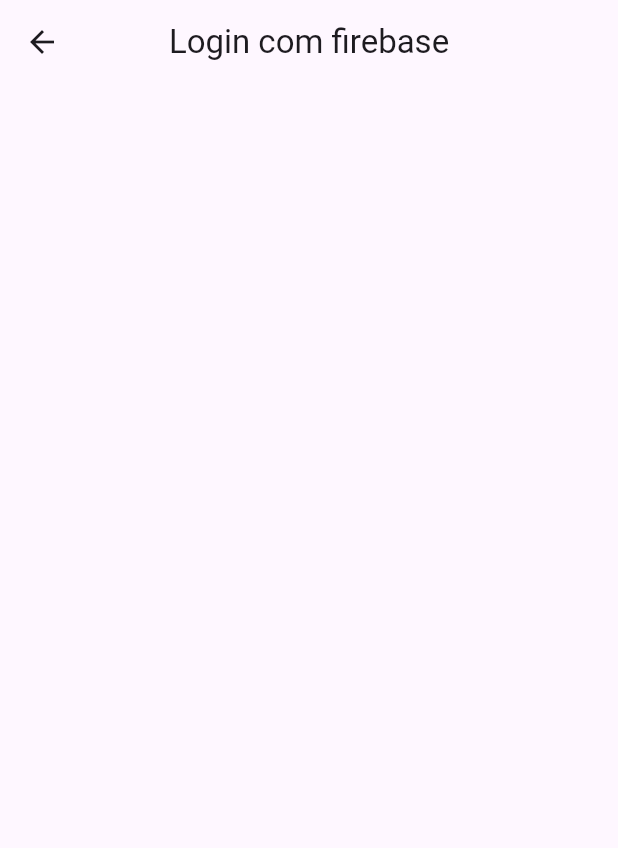
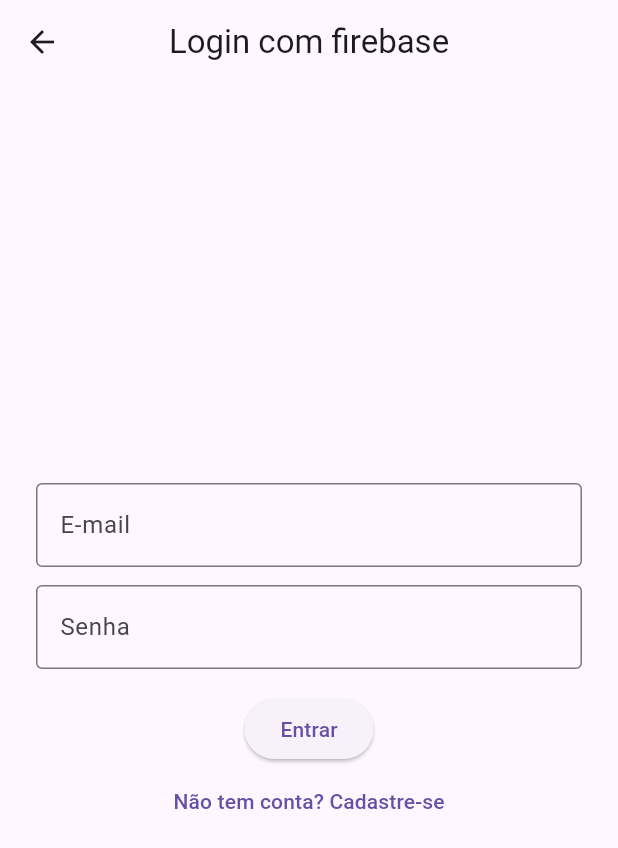
Before and after one commit to VinioVnz/utilidades, a Flutter app: the FirebaseLoginView screen opened by its route, on a phone screen of 412 x 824 dp. Shown: the top 848 px of the screen. Run offline on Flutter 3.47's test engine with Material 3 defaults, Android fonts, the phone set to English and light mode, and no system bars; our stand-ins replace cloud_firestore, firebase_auth, firebase_core, flutter_bloc, flutter_multi_formatter, flutter_riverpod and 3 more; accounts and stored records are empty; generated files the repository leaves out were written again.

Commit message:
firebase register

```diff
--- a/lib/src/app/app_widget.dart
+++ b/lib/src/app/app_widget.dart
@@ -11,9 +11,9 @@ class AppWidget extends StatelessWidget {
     return MaterialApp(
       debugShowCheckedModeBanner: false,
       title: "Utilidades",
-      initialRoute: "/loginfirebase",
+      initialRoute: "/home",
       routes: {
-        '/login' :(context) => LoginView(),
+        //'/login' :(context) => LoginView(),
         '/loginfirebase' : (context) => FirebaseLoginView(),
         ...generateRoutes()
       },
--- a/lib/src/controllers/login_controller.dart
+++ b/lib/src/controllers/login_controller.dart
@@ -11,7 +11,7 @@ class LoginController {
   } */
 
   final _ApiService = ApiService();
-
+/*
   Future<bool> login(UserModel user) async {
     final token = await _ApiService.login(user.ToJson());
 
@@ -22,5 +22,5 @@ class LoginController {
     } else {
       return false;
     }
-  }
+  } */
 }
--- /dev/null
+++ b/lib/src/controllers/usuario_controller.dart
@@ -0,0 +1,14 @@
+import 'package:utilidades/src/models/usuario_model.dart';
+import 'package:utilidades/src/services/auth_firebase_service.dart';
+
+class UsuarioController {
+  final AuthFirebaseService _authService = AuthFirebaseService();
+
+  Future<UsuarioModel?> cadastrar(String nome, String email, String senha){
+    return _authService.registrarUsuario(nome, email, senha);
+  }
+
+  Future<UsuarioModel?> autenticar(String email, String senha){
+    return _authService.login(email, senha);
+  }
+}
--- a/lib/src/services/auth_service.dart
+++ b/lib/src/services/auth_service.dart
@@ -17,7 +17,7 @@ class AuthService {
   final token = prefs.getString('jwt_token');
 
   if(token == null){
-    Navigator.pushReplacementNamed(context, "/login");
+   // Navigator.pushReplacementNamed(context, "/login");
     return false;
   }
   return true;
--- a/lib/src/views/firebase_login_view.dart
+++ b/lib/src/views/firebase_login_view.dart
@@ -1,4 +1,6 @@
 import 'package:flutter/material.dart';
+import 'package:utilidades/src/controllers/usuario_controller.dart';
+import 'package:utilidades/src/views/firebase_register_view.dart';
 
 class FirebaseLoginView extends StatefulWidget {
   const FirebaseLoginView({super.key});
@@ -8,13 +10,94 @@ class FirebaseLoginView extends StatefulWidget {
 }
 
 class _FirebaseLoginViewState extends State<FirebaseLoginView> {
+  bool _loading = false;
+  String? _erro;
+  UsuarioController _controller = UsuarioController();
+  final _formKey = GlobalKey<FormState>();
+  final _emailController = TextEditingController();
+  final _senhaController = TextEditingController();
+
+  void _login() async {
+    if (_formKey.currentState!.validate()) {
+      setState(() {
+        _loading = true;
+        _erro = null;
+      });
+      final usuario = await _controller.autenticar(
+        _emailController.text,
+        _senhaController.text,
+      );
+      setState(() {
+        _loading = false;
+      });
+
+      if(usuario != null){
+        ScaffoldMessenger.of(context).showSnackBar(SnackBar(content: Text('Bem vindo ${usuario.nome}')));
+        Navigator.pushReplacementNamed(context, '/home');
+      }
+      else {
+        setState(() {
+          _erro = 'E-mail ou senha inválidos';
+        });
+      }
+    }
+  }
+
+  void _abrirCadastro() {
+    Navigator.push(
+      context,
+      MaterialPageRoute(builder: (_) => const FirebaseRegisterView()),
+    );
+  }
+
   @override
   Widget build(BuildContext context) {
     return Scaffold(
       appBar: AppBar(title: Text('Login com firebase'), centerTitle: true),
       body: Padding(
-        padding: EdgeInsets.all(24)
+        padding: EdgeInsets.all(24),
+        child: Form(
+          key: _formKey,
+          child: Column(
+            mainAxisAlignment: MainAxisAlignment.center,
+            children: [
+              if(_erro != null)...[
+                Text(_erro!, style: TextStyle(color: Colors.red),),
+                SizedBox(height: 20,)
+              ],
+              TextFormField(
+                controller: _emailController,
+                decoration: InputDecoration(
+                  labelText: 'E-mail',
+                  border: OutlineInputBorder(),
+                ),
+                validator: (value) =>
+                    value == null || value.isEmpty ? "Informe o e-mail" : null,
+              ),
+              SizedBox(height: 12),
+              TextFormField(
+                controller: _senhaController,
+                obscureText: true,
+                decoration: InputDecoration(
+                  labelText: 'Senha',
+                  border: OutlineInputBorder(),
+                ),
+                validator: (value) =>
+                    value == null || value.length < 6  ? 'Senha inválida' : null,
+              ),
+              SizedBox(height: 16),
+              //botao de loading
+              _loading
+                  ? const CircularProgressIndicator()
+                  : ElevatedButton(onPressed: _login, child: Text('Entrar')),
+              TextButton(
+                onPressed: _abrirCadastro,
+                child: Text('Não tem conta? Cadastre-se'),
+              ),
+            ],
+          ),
         ),
+      ),
     );
   }
 }
--- a/lib/src/views/login_view.dart
+++ b/lib/src/views/login_view.dart
@@ -32,7 +32,7 @@ class _LoginViewState extends State<LoginView> {
       });
     }
   } */
-
+/*
   void _handleLogin() async {
     setState(() {
       _isLoading = true;
@@ -60,7 +60,7 @@ class _LoginViewState extends State<LoginView> {
           SnackBar(content: Text("Dados de login incorretos")));
     }
   }
-
+ */
   @override
   Widget build(BuildContext context) {
     return Scaffold(
@@ -116,7 +116,7 @@ class _LoginViewState extends State<LoginView> {
                   backgroundColor: Colors.black,
                   foregroundColor: Colors.white,
                 ),
-                onPressed: _handleLogin,
+                onPressed: (){}, //_handleLogin,
                 child: Text("Entrar", style: TextStyle(fontSize: 18)),
               ),
             ),
--- a/lib/src/widgets/custom_app_drawer.dart
+++ b/lib/src/widgets/custom_app_drawer.dart
@@ -2,6 +2,7 @@ import 'package:flutter/material.dart';
 import 'package:flutter/widgets.dart';
 import 'package:utilidades/src/app/app_menu.dart';
 import 'package:utilidades/src/services/auth_service.dart';
+import 'package:utilidades/src/views/firebase_login_view.dart';
 import 'package:utilidades/src/views/login_view.dart';
 
 class CustomAppDrawer extends StatelessWidget {
@@ -39,7 +40,7 @@ class CustomAppDrawer extends StatelessWidget {
               AuthService().logout();
               Navigator.pushAndRemoveUntil(
                 context,
-                MaterialPageRoute(builder: (_) => const LoginView()),
+                MaterialPageRoute(builder: (_) => const FirebaseLoginView()),
                 (route) => false,
               );
             },
```
Also changed, not shown: lib/src/app/app_menu.dart (+8 -0 lines), lib/src/controllers/alunos_controller.dart (added, +14 -0 lines), lib/src/models/alunos_model.dart (added, +30 -0 lines), lib/src/services/auth_firebase_service.dart (added, +51 -0 lines), lib/src/views/alunos_view.dart (added, +20 -0 lines), lib/src/views/firebase_register_view.dart (added, +113 -0 lines).
